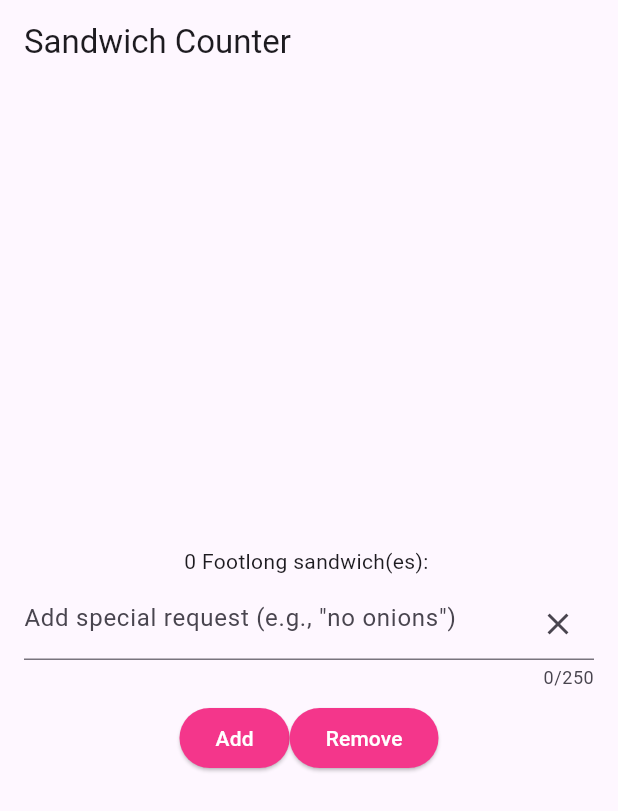
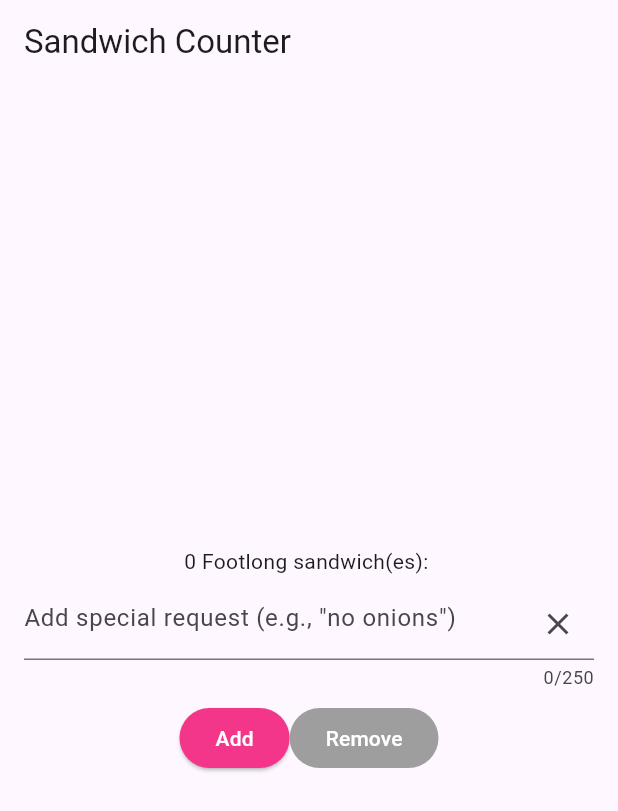
Before and after one commit to charis0627/sandwitch_app, a Flutter app: the screen it shows after launch, on a phone screen of 412 x 824 dp. Shown: the top 811 px of the screen. Run offline on Flutter 3.47's test engine with Material 3 defaults, Android fonts, the phone set to English and light mode, and no system bars.

Commit message:
Disabled buttons

```diff
--- a/lib/main.dart
+++ b/lib/main.dart
@@ -93,25 +93,30 @@ class _OrderScreenState extends State<OrderScreen> {
             Row(
               mainAxisAlignment: MainAxisAlignment.center,
               children: [
-                SizedBox(
-                  child: ElevatedButton(
-                    onPressed: _increaseQuantity,
-                    style: ElevatedButton.styleFrom(
-                      backgroundColor: const Color.fromARGB(255, 244, 54, 139),
-                      foregroundColor: Colors.white,
-                    ),
-                    child: const Text('Add'),
+                ElevatedButton(
+                  onPressed:
+                      _quantity < widget.maxQuantity ? _increaseQuantity : null,
+                  style: ButtonStyle(
+                    backgroundColor: WidgetStateProperty.resolveWith<Color?>(
+                        (states) => states.contains(WidgetState.disabled)
+                            ? Colors.grey
+                            : const Color.fromARGB(255, 244, 54, 139)),
+                    foregroundColor:
+                        WidgetStateProperty.all<Color>(Colors.white),
                   ),
+                  child: const Text('Add'),
                 ),
-                SizedBox(
-                  child: ElevatedButton(
-                    onPressed: _decreaseQuantity,
-                    style: ElevatedButton.styleFrom(
-                      backgroundColor: const Color.fromARGB(255, 244, 54, 139),
-                      foregroundColor: Colors.white,
-                    ),
-                    child: const Text('Remove'),
+                ElevatedButton(
+                  onPressed: _quantity > 0 ? _decreaseQuantity : null,
+                  style: ButtonStyle(
+                    backgroundColor: WidgetStateProperty.resolveWith<Color?>(
+                        (states) => states.contains(WidgetState.disabled)
+                            ? Colors.grey
+                            : const Color.fromARGB(255, 244, 54, 139)),
+                    foregroundColor:
+                        WidgetStateProperty.all<Color>(Colors.white),
                   ),
+                  child: const Text('Remove'),
                 ),
               ],
             ),
```
